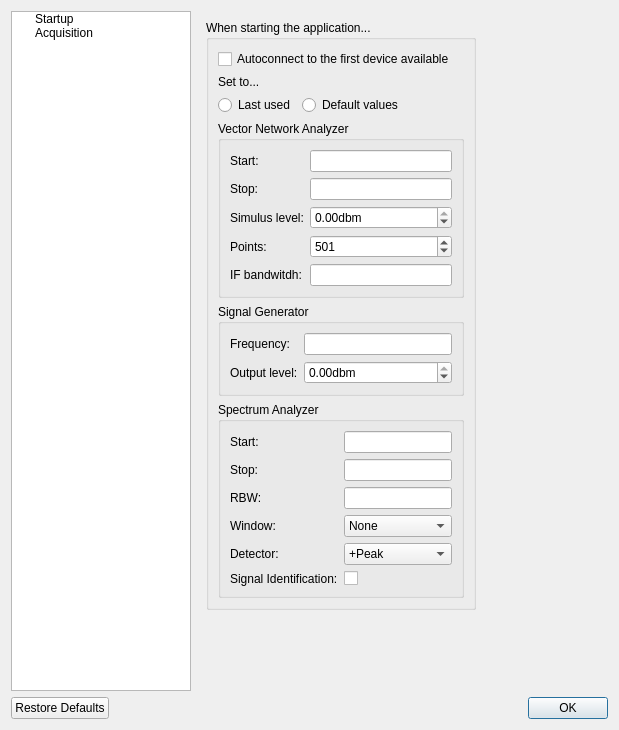
This is Software/PC_Application/preferencesdialog.ui in jankae/LibreVNA as Qt 5 draws it before an edit. The edited form follows.
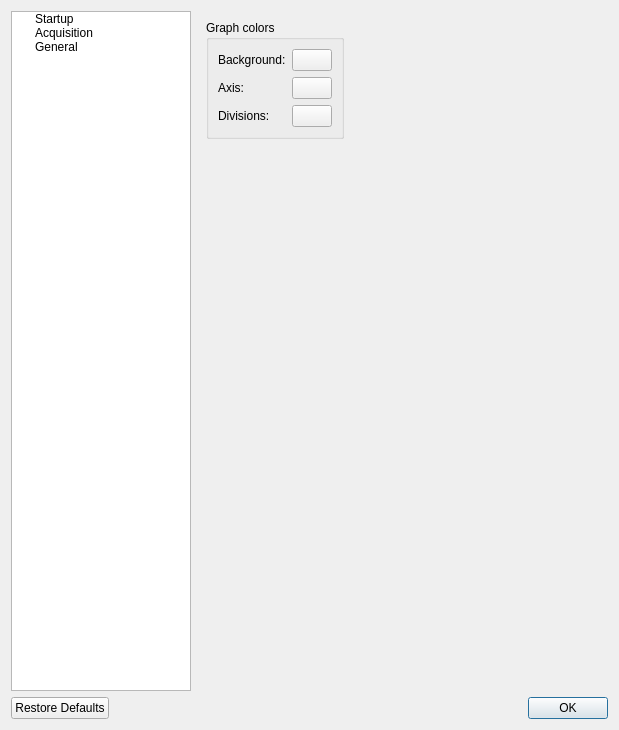
This is the edited form. Custom widgets are drawn as their Qt base class.

Commit message: Customizable graph colors

```diff
--- a/Software/PC_Application/preferencesdialog.ui
+++ b/Software/PC_Application/preferencesdialog.ui
@@ -51,6 +51,11 @@
          <string>Acquisition</string>
         </property>
        </item>
+       <item>
+        <property name="text">
+         <string>General</string>
+        </property>
+       </item>
       </widget>
      </item>
      <item>
@@ -68,7 +73,7 @@
         </size>
        </property>
        <property name="currentIndex">
-        <number>0</number>
+        <number>2</number>
        </property>
        <widget class="QWidget" name="Startup">
         <layout class="QHBoxLayout" name="horizontalLayout_4">
@@ -449,6 +454,95 @@
          </item>
         </layout>
        </widget>
+       <widget class="QWidget" name="General">
+        <layout class="QHBoxLayout" name="horizontalLayout_6">
+         <item>
+          <layout class="QHBoxLayout" name="horizontalLayout_5">
+           <item>
+            <layout class="QVBoxLayout" name="verticalLayout_4">
+             <item>
+              <widget class="QGroupBox" name="groupBox_5">
+               <property name="title">
+                <string>Graph colors</string>
+               </property>
+               <layout class="QFormLayout" name="formLayout_4">
+                <item row="0" column="0">
+                 <widget class="QLabel" name="label_15">
+                  <property name="text">
+                   <string>Background:</string>
+                  </property>
+                 </widget>
+                </item>
+                <item row="0" column="1">
+                 <widget class="ColorPickerButton" name="GeneralGraphBackground">
+                  <property name="text">
+                   <string/>
+                  </property>
+                 </widget>
+                </item>
+                <item row="1" column="0">
+                 <widget class="QLabel" name="label_16">
+                  <property name="text">
+                   <string>Axis:</string>
+                  </property>
+                 </widget>
+                </item>
+                <item row="1" column="1">
+                 <widget class="ColorPickerButton" name="GeneralGraphAxis">
+                  <property name="text">
+                   <string/>
+                  </property>
+                 </widget>
+                </item>
+                <item row="2" column="0">
+                 <widget class="QLabel" name="label_17">
+                  <property name="text">
+                   <string>Divisions:</string>
+                  </property>
+                 </widget>
+                </item>
+                <item row="2" column="1">
+                 <widget class="ColorPickerButton" name="GeneralGraphDivisions">
+                  <property name="text">
+                   <string/>
+                  </property>
+                 </widget>
+                </item>
+               </layout>
+              </widget>
+             </item>
+             <item>
+              <spacer name="verticalSpacer_3">
+               <property name="orientation">
+                <enum>Qt::Vertical</enum>
+               </property>
+               <property name="sizeHint" stdset="0">
+                <size>
+                 <width>20</width>
+                 <height>40</height>
+                </size>
+               </property>
+              </spacer>
+             </item>
+            </layout>
+           </item>
+           <item>
+            <spacer name="horizontalSpacer_3">
+             <property name="orientation">
+              <enum>Qt::Horizontal</enum>
+             </property>
+             <property name="sizeHint" stdset="0">
+              <size>
+               <width>40</width>
+               <height>20</height>
+              </size>
+             </property>
+            </spacer>
+           </item>
+          </layout>
+         </item>
+        </layout>
+       </widget>
       </widget>
      </item>
     </layout>
@@ -474,6 +568,11 @@
    <extends>QLineEdit</extends>
    <header>CustomWidgets/siunitedit.h</header>
   </customwidget>
+  <customwidget>
+   <class>ColorPickerButton</class>
+   <extends>QPushButton</extends>
+   <header>CustomWidgets/colorpickerbutton.h</header>
+  </customwidget>
  </customwidgets>
  <resources/>
  <connections/>
```
The commit also changes 21 other files.
